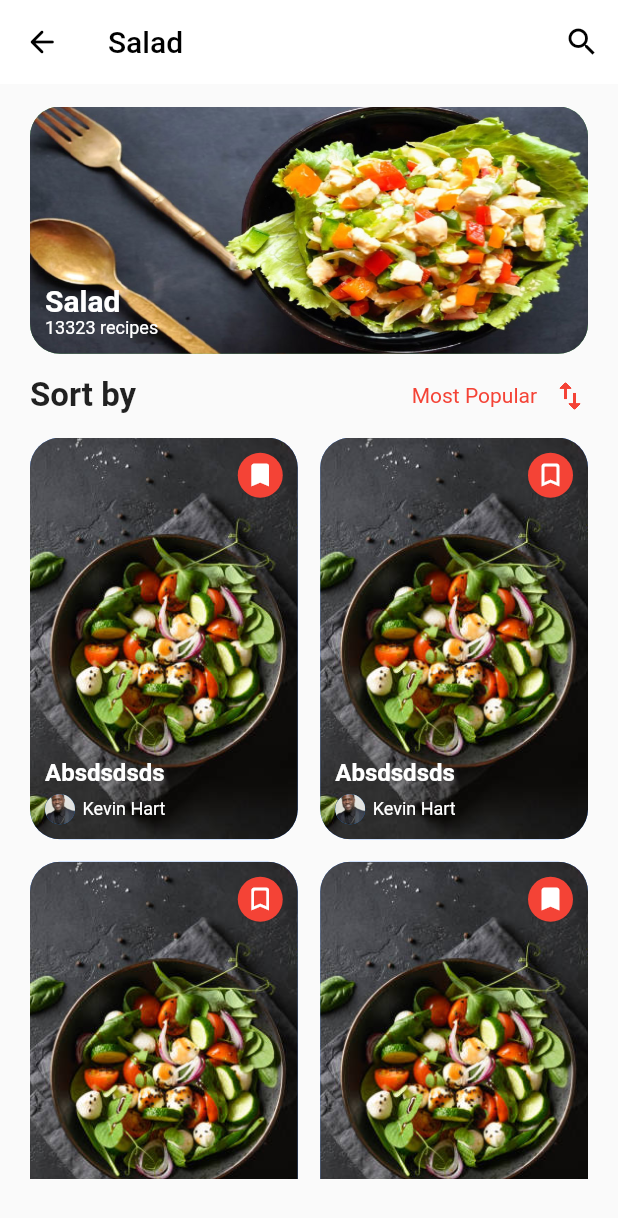
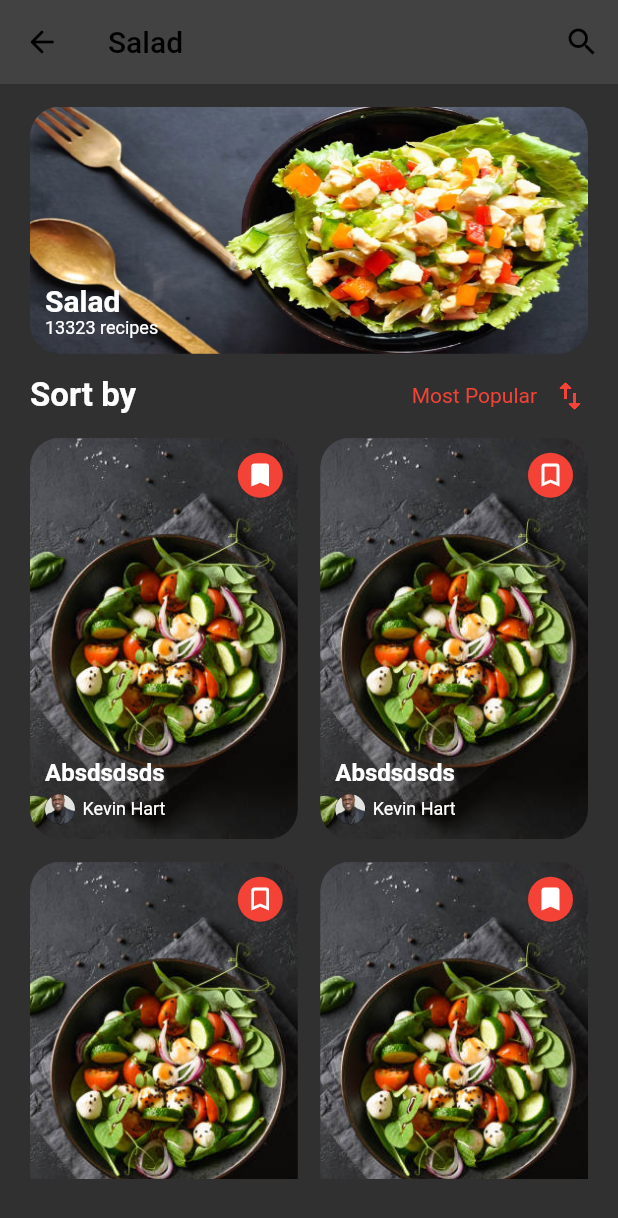
Before and after one commit to wadeowenwatt/flutter_training, a Flutter app: the screen it shows after launch, on a phone screen of 412 x 824 dp. Shown: the top 1218 px of the screen. Run offline on Flutter 3.47's test engine with Material 2 defaults, Android fonts, the phone set to English and light mode, and no system bars.

Commit message:
complete C3

```diff
--- a/lib/main.dart
+++ b/lib/main.dart
@@ -19,7 +19,7 @@ class FlutterTrainingSeries extends StatelessWidget {
             ),
           ),
           darkTheme: ThemeData.dark(),
-          themeMode: ThemeMode.light,
+          themeMode: ThemeMode.dark,
           home: const SaladHomePage(),
         );
   }
--- a/lib/ui/c3_salad_home/salad_home_page.dart
+++ b/lib/ui/c3_salad_home/salad_home_page.dart
@@ -1,4 +1,5 @@
 import 'package:flutter/material.dart';
+import 'package:flutter_training/config/app_color.dart';
 import 'package:flutter_training/ui/c3_salad_home/widget/item_salad_grid_view.dart';
 import 'package:flutter_training/ui/c3_salad_home/widget/item_salad_horizontal.dart';
 
@@ -47,13 +48,13 @@ class _SaladHomePageState extends State<SaladHomePage> {
           onPressed: () {},
           icon: const Icon(
             Icons.arrow_back_rounded,
-            color: Colors.black,
+            color: AppColor.colorDarkText,
           ),
         ),
         title: const Text(
           "Salad",
           style: TextStyle(
-            color: Colors.black,
+            color: AppColor.colorDarkText,
           ),
         ),
         actions: [
@@ -63,7 +64,7 @@ class _SaladHomePageState extends State<SaladHomePage> {
             },
             icon: const Icon(
               Icons.search,
-              color: Colors.black,
+              color: AppColor.colorDarkText,
             ),
           ),
         ],
--- a/lib/ui/c3_salad_home/widget/item_salad_grid_view.dart
+++ b/lib/ui/c3_salad_home/widget/item_salad_grid_view.dart
@@ -22,7 +22,7 @@ class ItemSaladGridView extends StatelessWidget {
       children: [
         Container(
           decoration: BoxDecoration(
-              color: Colors.blueAccent,
+              // color: Colors.blueAccent,
               borderRadius: BorderRadius.circular(20),
               image: DecorationImage(
                 image: AssetImage(imageSalad),
--- a/lib/ui/c3_salad_home/widget/item_salad_horizontal.dart
+++ b/lib/ui/c3_salad_home/widget/item_salad_horizontal.dart
@@ -21,7 +21,7 @@ class ItemSaladHorizontal extends StatelessWidget {
           width: deviceWidth - 40,
           decoration: BoxDecoration(
             borderRadius: BorderRadius.circular(20),
-            color: Colors.green,
+            // color: Colors.green,
             image: DecorationImage(
               image: AssetImage(imageFood),
               fit: BoxFit.fill,
```
